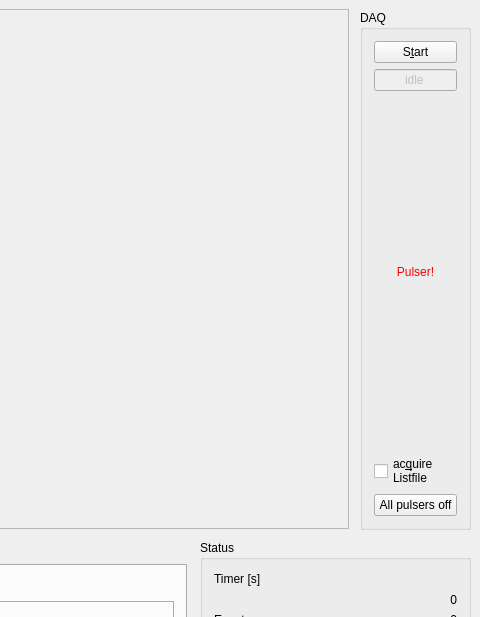
Old version of the form qmesydaq/mesydaq2mainwidget.ui in the repository flueke/qmesydaq; both pictures show x 780 to 1260 and y 0 to 617 of the 1260 by 950 pixel window.
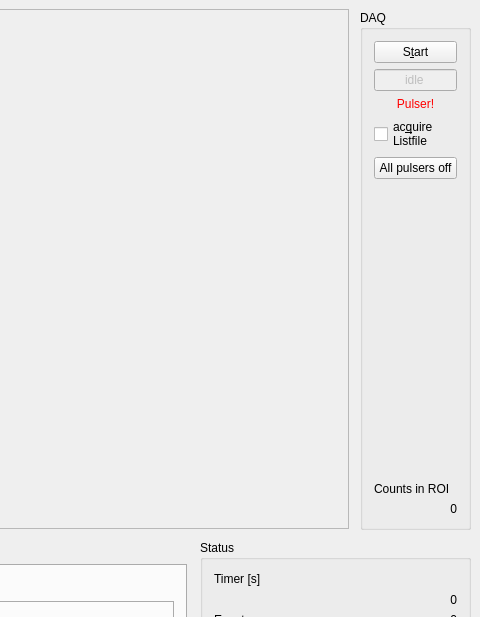
New version of the form. Custom widgets are drawn as their Qt base class.

Commit message: add the display of counts in the ROI in case of displaying histogram data

```diff
--- a/qmesydaq/mesydaq2mainwidget.ui
+++ b/qmesydaq/mesydaq2mainwidget.ui
@@ -178,6 +178,39 @@
       </property>
      </widget>
     </item>
+    <item>
+     <spacer name="verticalSpacer">
+      <property name="orientation">
+       <enum>Qt::Vertical</enum>
+      </property>
+      <property name="sizeHint" stdset="0">
+       <size>
+        <width>20</width>
+        <height>40</height>
+       </size>
+      </property>
+     </spacer>
+    </item>
+    <item>
+     <widget class="QLabel" name="labelCountsInROI">
+      <property name="enabled">
+       <bool>true</bool>
+      </property>
+      <property name="text">
+       <string>Counts in ROI</string>
+      </property>
+     </widget>
+    </item>
+    <item>
+     <widget class="QLabel" name="countsInROI">
+      <property name="text">
+       <string>0</string>
+      </property>
+      <property name="alignment">
+       <set>Qt::AlignRight|Qt::AlignTrailing|Qt::AlignVCenter</set>
+      </property>
+     </widget>
+    </item>
    </layout>
   </widget>
   <widget class="QTabWidget" name="tabWidget5_2">
```
Left out of the diff: 266 changed lines with no effect on the pictures. The commit also changes 3 other files.
